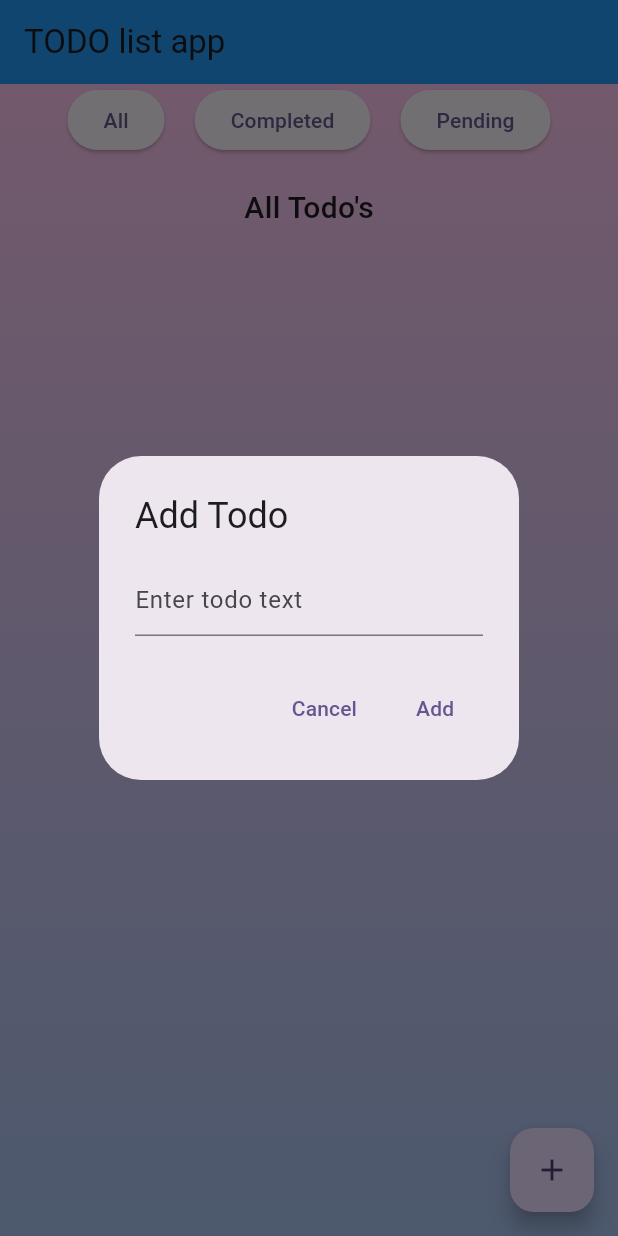
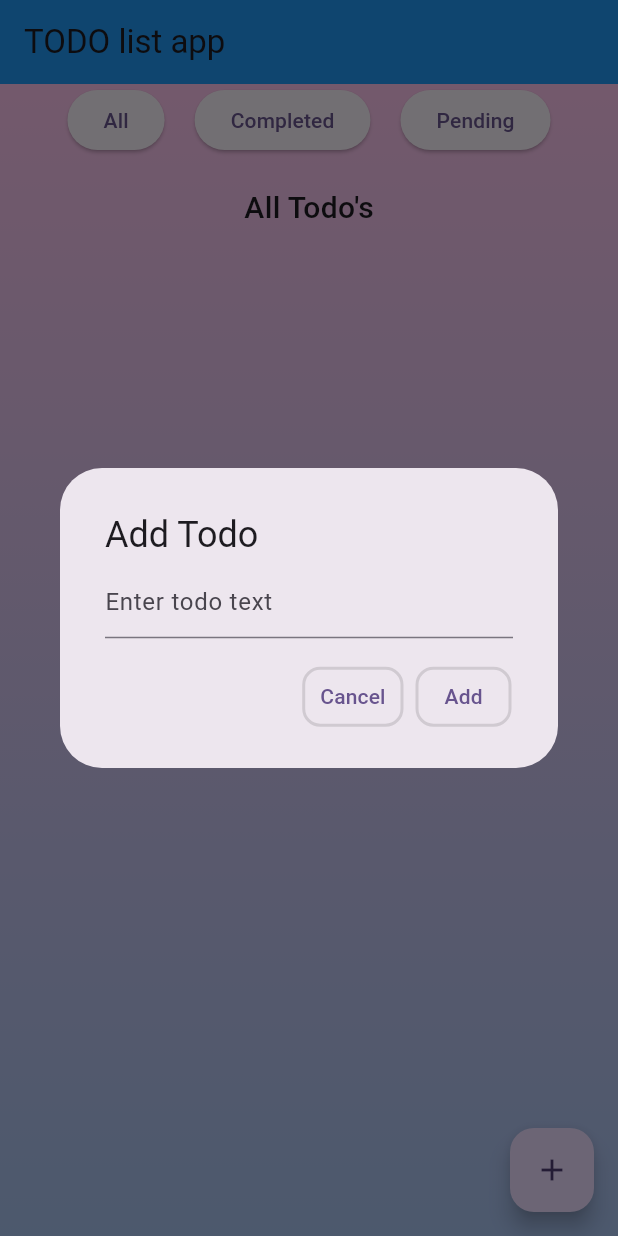
Before and after one commit to HarshilJethva73/Todo_app, a Flutter app: the screen it shows after launch, after a tap on the "add" icon, on a phone screen of 412 x 824 dp. Run offline on Flutter 3.47's test engine with Material 3 defaults, Android fonts, the phone set to English and light mode, and no system bars; our stand-ins replace shared_preferences.

```diff
--- a/lib/main.dart
+++ b/lib/main.dart
@@ -1,4 +1,7 @@
 import 'package:flutter/material.dart';
+// imported shared preferences package
+import 'package:shared_preferences/shared_preferences.dart';
+import 'dart:convert';
 
 void main() {
   runApp(const MyApp());
@@ -11,7 +14,7 @@ class MyApp extends StatelessWidget {
   Widget build(BuildContext context) {
     return MaterialApp(
       debugShowCheckedModeBanner: false,
-      title: 'Flutter Demo',
+      title: 'Todo App',
       theme: ThemeData(
         colorScheme: ColorScheme.fromSeed(seedColor: Colors.deepPurple),
       ),
@@ -20,9 +23,36 @@ class MyApp extends StatelessWidget {
   }
 }
 
+class Todo {
+  final int id;
+  final String text;
+  bool isDone;
+
+  Todo({
+    required this.id,
+    required this.text,
+    this.isDone = false,
+  });
+
+  Map<String, dynamic> toMap() {
+    return {
+      'id': id,
+      'text': text,
+      'isDone': isDone,
+    };
+  }
+
+  static Todo fromMap(Map<String, dynamic> map) {
+    return Todo(
+      id: map['id'],
+      text: map['text'],
+      isDone: map['isDone'],
+    );
+  }
+}
+
 class MyHomePage extends StatefulWidget {
   const MyHomePage({super.key, required this.title});
-
   final String title;
 
   @override
@@ -30,56 +60,122 @@ class MyHomePage extends StatefulWidget {
 }
 
 class _MyHomePageState extends State<MyHomePage> {
-  final List<Map<String, dynamic>> _todos = [];
-  final List<Map<String, dynamic>> _allTodos = [];
+  List<Todo> _todos = [];
+  List<Todo> _allTodos = [];
 
-  void addTodo(String text) {
-    if (text.isNotEmpty) {
+  @override
+  void initState() {
+    super.initState();
+    loadTodos();
+  }
+
+  Future<void> loadTodos() async {
+    final prefs = await SharedPreferences.getInstance();
+    String? saved = prefs.getString("todos");
+
+    if (saved != null) {
+      List<dynamic> jsonList = jsonDecode(saved);
+
       setState(() {
-        _todos.add({'text': text, 'isDone': false});
-        _allTodos.add({'text': text, 'isDone': false});
+        _allTodos = jsonList.map((item) => Todo.fromMap(item)).toList();
+        _todos = List.from(_allTodos);
       });
     }
   }
 
-  void deleteTodo(int index) {
-    setState(() {
-      _todos.removeAt(index);
-      _allTodos.removeAt(index);
-    });
+  Future<void> saveTodos() async {
+    final prefs = await SharedPreferences.getInstance();
+    List<Map<String, dynamic>> mapList =
+        _allTodos.map((todo) => todo.toMap()).toList();
+
+    await prefs.setString("todos", jsonEncode(mapList));
   }
 
-  void toggleDone(int index) {
+  void addTodo(String text) {
+    if (text.isEmpty) return;
+
     setState(() {
-      _todos[index]['isDone'] = !_todos[index]['isDone'];
-      _allTodos[index]['isDone'] = _todos[index]['isDone'];
+      int id = DateTime.now().millisecondsSinceEpoch;
+      Todo newTodo = Todo(id: id, text: text);
+
+      _allTodos.add(newTodo);
+      _todos.add(newTodo);
     });
+
+    saveTodos();
+  }
+
+  void deleteTodo(int id) {
+    setState(() {
+      _allTodos.removeWhere((todo) => todo.id == id);
+      _todos.removeWhere((todo) => todo.id == id);
+    });
+
+    saveTodos();
+  }
+
+  void toggleDone(int id) {
+    setState(() {
+      final index = _allTodos.indexWhere((todo) => todo.id == id);
+      if (index == -1) return;
+
+      _allTodos[index].isDone = !_allTodos[index].isDone;
+
+      final filteredIndex = _todos.indexWhere((todo) => todo.id == id);
+      if (filteredIndex != -1) {
+        _todos[filteredIndex].isDone = _allTodos[index].isDone;
+      }
+    });
+
+    saveTodos();
   }
 
   void showAddTodoDialog() {
     TextEditingController controller = TextEditingController();
+
    showDialog(
   context: context,
-      builder: (context) => AlertDialog(
-        title: const Text('Add Todo'),
+  builder: (context) {
+    return Dialog(
+      child: Container(
+        padding: const EdgeInsets.all(0),
+        width: 500,
+        height: 200,
+        child: AlertDialog(
+          insetPadding: EdgeInsets.zero,
+          contentPadding: const EdgeInsets.fromLTRB(4, 0, 4, 15),
+          titlePadding: const EdgeInsets.fromLTRB(4, 5, 4, 5),
+          actionsPadding: const EdgeInsets.symmetric(horizontal: 5, vertical: 0),
+
+
+          title: const Text("Add Todo"),
           content: TextField(
             controller: controller,
-          decoration: const InputDecoration(hintText: 'Enter todo text'),
+            decoration: const InputDecoration(hintText: "Enter todo text"),
           ),
           actions: [
             TextButton(
-            onPressed: () => Navigator.of(context).pop(),
-            child: const Text('Cancel'),
+                style: TextButton.styleFrom(
+                  side: const BorderSide(color: Colors.black12, width: 2),
+                  shape: RoundedRectangleBorder(borderRadius: BorderRadius.circular(12),),),
+              onPressed: () => Navigator.pop(context),
+              child: const Text("Cancel"),
             ),
             TextButton(
+                style: TextButton.styleFrom(
+                side: const BorderSide(color: Colors.black12, width: 2),
+                shape: RoundedRectangleBorder(borderRadius: BorderRadius.circular(12),),),
               onPressed: () {
                 addTodo(controller.text);
-              Navigator.of(context).pop();
+                Navigator.pop(context);
               },
-            child: const Text('Add'),
+              child: const Text("Add"),
             ),
           ],
         ),
+      ),
+    );
+  },
 );
   }
 
@@ -88,7 +184,7 @@ class _MyHomePageState extends State<MyHomePage> {
     return Scaffold(
       appBar: AppBar(backgroundColor: Colors.blue, title: Text(widget.title)),
       body: Container(
-        decoration: BoxDecoration(
+        decoration: const BoxDecoration(
           gradient: LinearGradient(
             colors: [Color(0xFFfbc2eb), Color(0xFFa6c1ee)],
             begin: Alignment.topCenter,
@@ -102,74 +198,68 @@ class _MyHomePageState extends State<MyHomePage> {
               children: [
                 ElevatedButton(
                   onPressed: () {
-                    setState(() {
-                      _todos.clear();
-                      _todos.addAll(_allTodos);
-                    });
+                    setState(() => _todos = List.from(_allTodos));
                   },
-                  child: const Text('All'),
+                  child: const Text("All"),
                 ),
-                SizedBox(width: 20),
+                const SizedBox(width: 20),
                 ElevatedButton(
                   onPressed: () {
-                    setState(() {
-                      _todos.clear();
-                      _todos.addAll(_allTodos.where((todo) => todo['isDone']));
-                    });
+                    setState(() =>
+                        _todos = _allTodos.where((t) => t.isDone).toList());
                   },
-                  child: const Text('Completed'),
+                  child: const Text("Completed"),
                 ),
-                SizedBox(width: 20),
+                const SizedBox(width: 20),
                 ElevatedButton(
                   onPressed: () {
-                    setState(() {
-                      _todos.clear();
-                      _todos.addAll(_allTodos.where((todo) => !todo['isDone']));
-                    });
+                    setState(() =>
+                        _todos = _allTodos.where((t) => !t.isDone).toList());
                   },
-                  child: const Text('Pending'),
+                  child: const Text("Pending"),
                 ),
               ],
             ),
-            Container(
-              margin: const EdgeInsets.only(top: 20, bottom: 5),
-              child: const Text(
-                "All Todo's",
-                style: TextStyle(fontSize: 20, fontWeight: FontWeight.w500),
-              ),
-            ),
+
+            const SizedBox(height: 20),
+            const Text("All Todo's",
+                style: TextStyle(fontSize: 20, fontWeight: FontWeight.w500)),
+
             Expanded(
               child: ListView.builder(
                 itemCount: _todos.length,
                 itemBuilder: (context, index) {
+                  final todo = _todos[index];
+
                   return Row(
                     children: [
                       Checkbox(
-                        value: _todos[index]['isDone'],
-                        onChanged: (value) => toggleDone(index),
+                        value: todo.isDone,
+                        onChanged: (value) => toggleDone(todo.id),
                       ),
                       Expanded(
                         child: Text(
-                          _todos[index]['text'],
+                          todo.text,
                           style: TextStyle(
-                            decoration: _todos[index]['isDone']
+                            decoration: todo.isDone
                                 ? TextDecoration.lineThrough
                                 : null,
                           ),
                         ),
                       ),
                       IconButton(
+                        onPressed: () => deleteTodo(todo.id),
                         icon: const Icon(Icons.delete),
-                        onPressed: () => deleteTodo(index),
-                      ),
+                      )
                     ],
                   );
                 },
               ),
-            ),
+            )
           ],
         ),
       ),
+
       floatingActionButton: FloatingActionButton(
         onPressed: showAddTodoDialog,
         child: const Icon(Icons.add),
--- a/pubspec.yaml
+++ b/pubspec.yaml
@@ -34,6 +34,7 @@ dependencies:
   # The following adds the Cupertino Icons font to your application.
   # Use with the CupertinoIcons class for iOS style icons.
   cupertino_icons: ^1.0.8
+  shared_preferences: ^2.2.3
 
 dev_dependencies:
   flutter_test:
```
Also changed, not shown: pubspec.lock, 1 other file. Lines whose indentation alone changed are shown as unchanged.
